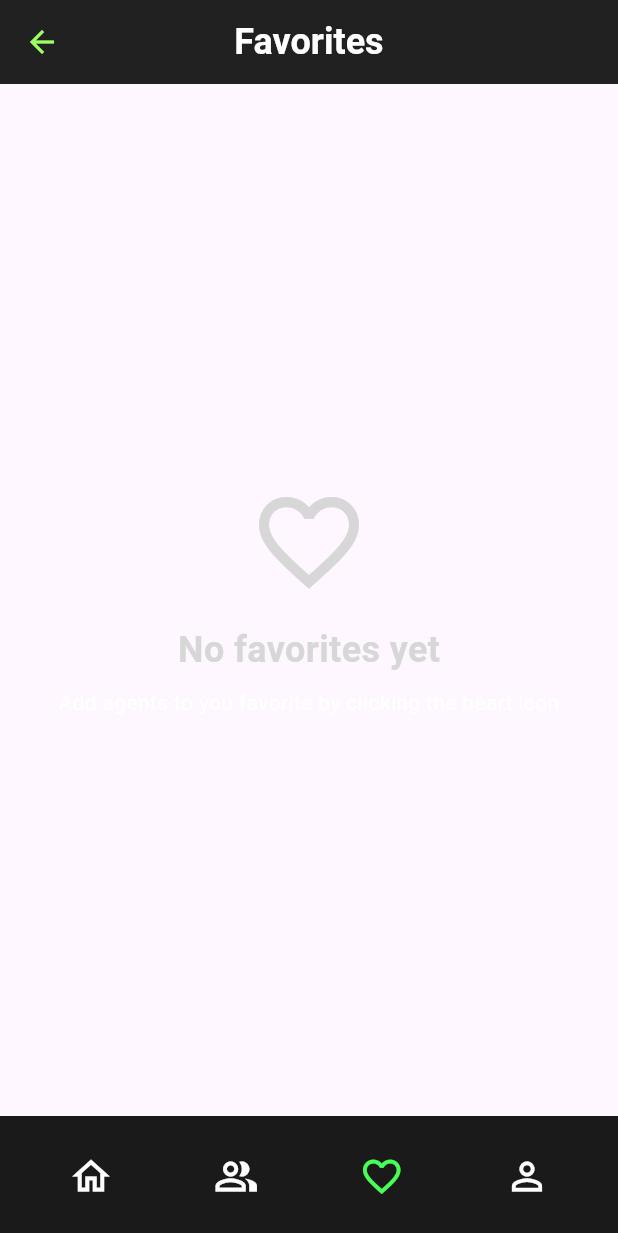
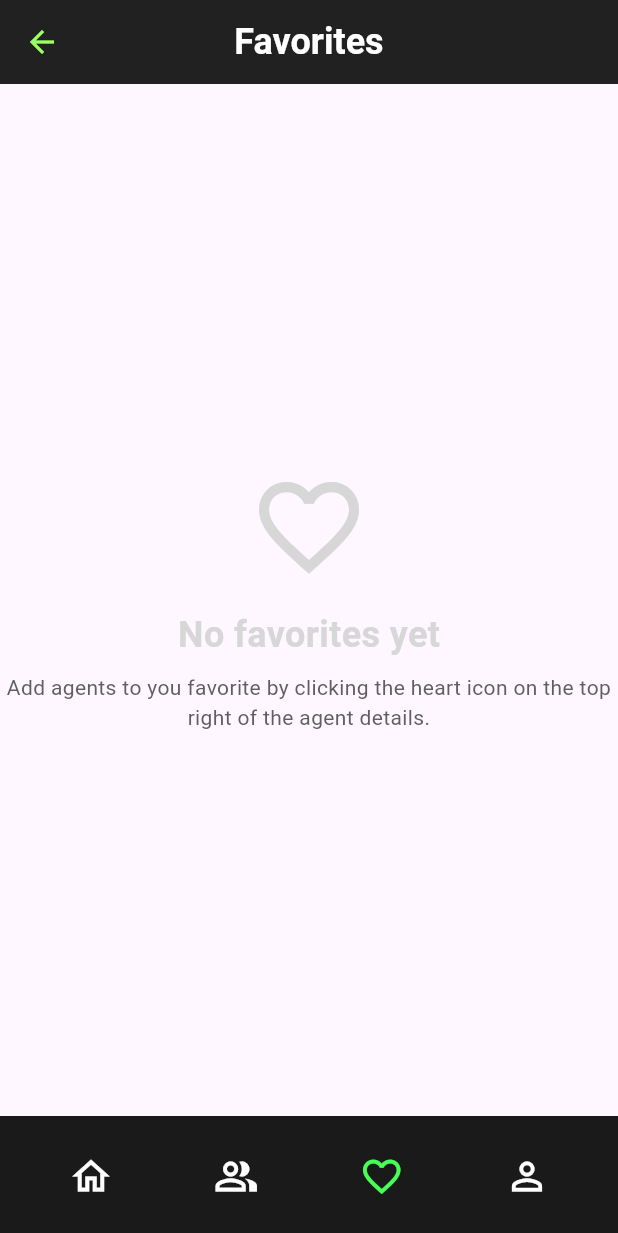
Before and after one commit to szarie/Game-Wiki-App, a Flutter app: the FavoritePage screen opened by its route, on a phone screen of 412 x 824 dp. Shown: the top 1233 px of the screen. Run offline on Flutter 3.47's test engine with Material 3 defaults, Android fonts, the phone set to English and light mode, and no system bars; our stand-ins replace shared_preferences; accounts and stored records are empty.

Commit message:
update color in the no fav text

```diff
--- a/mobdev/lib/fav.dart
+++ b/mobdev/lib/fav.dart
@@ -79,10 +79,10 @@ class _FavoritePageState extends State<FavoritePage> {
                         ),
                         SizedBox(height: 8),
                         Text(
-                          'Add agents to you favorite by clicking the heart icon',
+                          'Add agents to you favorite by clicking the heart icon on the top right of the agent details.',
                           textAlign: TextAlign.center,
                           style: TextStyle(
-                            color: Color.fromARGB(255, 255, 255, 255),
+                            color: Color.fromARGB(255, 95, 95, 95),
                           ),
                         )
                       ],
```
